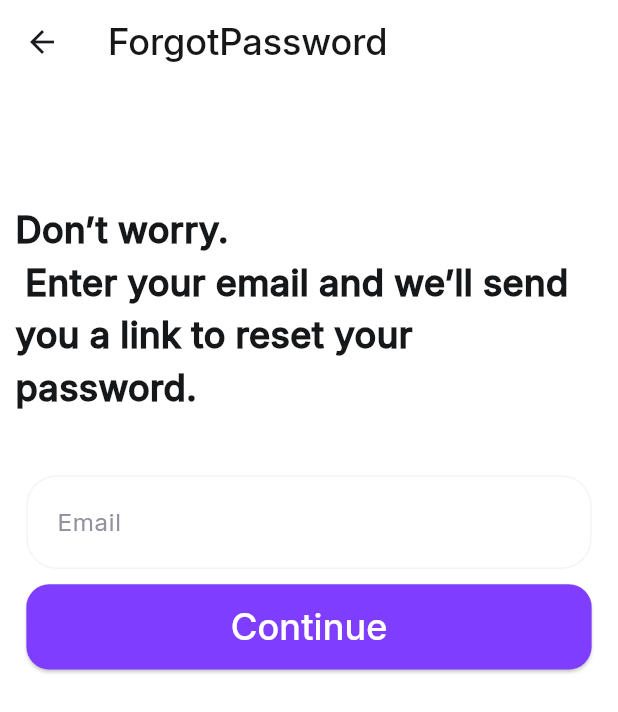
After one commit to mouloud240/Expense-Tracker-App, a Flutter app: the ForgotPassword screen opened by its route, on a phone screen of 412 x 824 dp. The commit adds this screen. Shown: the top 712 px of the screen. Run offline on Flutter 3.47's test engine with Material 3 defaults, Android fonts, the phone set to English and light mode, and no system bars; our stand-ins replace bloc, dartz, dio, equatable, flutter_bloc, flutter_screenutil and 5 more; missing offline and left inert: data_connection_checker_tv; accounts and stored records are empty.

Commit message:
Finished The Forgot Password Pages

```diff
--- a/app/lib/core/Services/dio_service.dart
+++ b/app/lib/core/Services/dio_service.dart
@@ -19,11 +19,9 @@ class DioService {
     final  dataSource=LocaledatasourceSECURE(const FlutterSecureStorage());
 
       late String token;
-      print("Im here before");
      final accesToken=await dataSource.getAccessToken();
      token =accesToken.fold((fail){
         return token;}, (token)=>token);
-      print(accesToken);
       if (token==""){
       return ;
     }
@@ -41,10 +39,12 @@ class DioService {
     try {
 
       Map<String,dynamic> decoded=JwtDecoder.decode(refreshToken.getOrElse(()=>""));
-      if (true){
+      bool refreshNotExpired=true;
+      if (refreshNotExpired){
         return handler.next(error);
       }
         } catch (e) {
+        //TODO MAKE A LOGOUT FUNCTION
            print("Logout");
         }
     }
--- /dev/null
+++ b/app/lib/core/Services/sharedPrefsService.dart
@@ -0,0 +1,16 @@
+import 'package:shared_preferences/shared_preferences.dart';
+
+class Sharedprefsservice {
+    static final Sharedprefsservice _instance = Sharedprefsservice._internal();
+  late SharedPreferences prefs;
+
+  factory Sharedprefsservice() {
+    return _instance;
+  }
+
+  Sharedprefsservice._internal();
+
+  Future<void> init() async {
+    prefs = await SharedPreferences.getInstance();
+  }
+}
--- a/app/lib/features/auth/data/repository/userAuth_repository_impl.dart
+++ b/app/lib/features/auth/data/repository/userAuth_repository_impl.dart
@@ -50,6 +50,13 @@ class UserauthRepositoryImpl implements UserauthRepository{
   return await remotedatasource.forgotPassword(Email, newPassword);
   }
   @override
+  Future<Either<Failure, String>> sendEmai(String email) async{
+    if (await NetworkInfo.isConnected==false){
+      return left(Failure("No internet connection"));
+    }
+    return await remotedatasource.sendResetEmail(email);
+  }
+  @override
   Future<Either<Failure, void>> logout() {
     localedatasourceSECURE.ClearTokens();
    return remotedatasource.logout();
@@ -78,4 +85,9 @@ class UserauthRepositoryImpl implements UserauthRepository{
   Future<bool>hasSeenWelcomePage()async{
   return  await localedatasource.hasSeenWelcomePage();
   }
+
+  @override
+  Future<Either<Failure, String>> sendPassResetEmail(String email)async {
+    return await remotedatasource.sendResetEmail(email);
+  }
 }
--- a/app/lib/features/auth/domain/repositories/userAuth_repository.dart
+++ b/app/lib/features/auth/domain/repositories/userAuth_repository.dart
@@ -12,4 +12,5 @@ abstract class UserauthRepository {
   Future<Either<Failure,User>>setPin(String pin);
   Future <Either<Failure,void>>forgotPassword(String Email,String newPassword);
   Future <Either<Failure,void>>logout();
+  Future <Either<Failure,String>>sendPassResetEmail(String email);
 }
--- /dev/null
+++ b/app/lib/features/auth/domain/usecases/sendPassResetEmailUseCase.dart
@@ -0,0 +1,14 @@
+import 'package:app/core/errors/failure.dart';
+import 'package:app/features/auth/domain/repositories/userAuth_repository.dart';
+import 'package:dartz/dartz.dart';
+
+class Sendpassresetemailusecase {
+  final UserauthRepository _authRepository;
+
+  Sendpassresetemailusecase(this._authRepository);
+
+  Future<Either<Failure,String>> call(String email) async {
+    return _authRepository.sendPassResetEmail(email);
+
+  }
+}
--- /dev/null
+++ b/app/lib/features/auth/presentation/screens/authpages/forgot_password.dart
@@ -0,0 +1,96 @@
+
+import 'package:app/config/colors.dart';
+import 'package:app/core/Services/sharedPrefsService.dart';
+import 'package:app/features/auth/data/repository/userAuth_repository_impl.dart';
+import 'package:app/features/auth/data/source/local/localDataSource.dart';
+import 'package:app/features/auth/data/source/remote/remoteDataSource.dart';
+import 'package:app/features/auth/domain/usecases/sendPassResetEmailUseCase.dart';
+import 'package:app/features/auth/presentation/screens/authpages/reset_password.dart';
+import 'package:app/features/auth/presentation/widgets/text_field.dart';
+import 'package:flutter/material.dart';
+import 'package:flutter_screenutil/flutter_screenutil.dart';
+import 'package:flutter_secure_storage/flutter_secure_storage.dart';
+
+class ForgotPassword extends StatefulWidget {
+  const ForgotPassword({super.key});
+
+  @override
+  State<ForgotPassword> createState() => _ForgotPasswordState();
+}
+
+class _ForgotPasswordState extends State<ForgotPassword> {
+  @override
+  Widget build(BuildContext context) {
+    final TextEditingController emailController = TextEditingController();
+    String otp="";
+    final RegExp mailRegex = RegExp(
+            r"^[a-zA-Z0-9.a-zA-Z0-9.!#$%&'*+-/=?^_`{|}~]+@[a-zA-Z0-9]+\.[a-zA-Z]+"
+    );
+    final _formkey = GlobalKey<FormState>();
+    const text="Don’t worry. \n Enter your email and we’ll send you a link to reset your password.";
+    return Scaffold(
+      appBar: AppBar(
+        backgroundColor: Colors.white,
+        elevation: 0,
+        title: Text("ForgotPassword" ,style: TextStyle(fontWeight: FontWeight.w600,fontSize: 24.sp,color: Appcolors.dark75),),
+      ),
+      body:Column(
+        crossAxisAlignment: CrossAxisAlignment.start,
+        children: [
+         SizedBox
+        (
+            height: 69.h,
+          ),
+          Padding(
+            padding: EdgeInsets.all(10.sp),
+            child: Text(text,style: TextStyle(fontSize: 24.sp,color: Appcolors.dark75,fontWeight: FontWeight.w700),),
+          ),
+          SizedBox(height: 20.h,),
+          Form(
+          key: _formkey,
+            child:Field(controller: emailController, regexp: mailRegex, hintText: "Email", validator:(value){
+              if (value!.isEmpty){
+                return "Please enter your email";
+              }
+              if (!mailRegex.hasMatch(value)){
+                return "Please enter a valid email";
+              }
+
+              return null;
+            },
+ )            ),
+          Align(
+            alignment: Alignment.center,
+            child: ElevatedButton(
+              onPressed: ()async{
+                if (_formkey.currentState!.validate()){
+                 final response=await Sendpassresetemailusecase(
+                 UserauthRepositoryImpl(remotedatasource: Remotedatasource(), localedatasourceSECURE:LocaledatasourceSECURE(FlutterSecureStorage()), localedatasource:Localdatasource(Sharedprefsservice().prefs))
+                 ).call(emailController.text);
+
+  response.fold((l){
+ return ScaffoldMessenger.of(context).showSnackBar(SnackBar(content: Text(l.message)));
+  }, (r){
+  Navigator.of(context).push(MaterialPageRoute(builder: (context)=>ResetPassword(otp: r, email: emailController.text)))
+
+  ;});
+                }
+
+              },
+              style: ButtonStyle(
+                backgroundColor: WidgetStateProperty.all(Appcolors.violet100),
+                minimumSize: WidgetStateProperty.all(Size(343.w, 56.h)),
+                shape: WidgetStateProperty.all(RoundedRectangleBorder(borderRadius: BorderRadius.circular(15.r)))
+              ),
+              child: Text("Continue",style: TextStyle(fontSize: 24.sp,color: Colors.white),),
+
+
+            ),
+          ),
+
+        ],
+      ) ,
+
+    );
+  }
+}
--- a/app/lib/features/auth/presentation/widgets/text_field.dart
+++ b/app/lib/features/auth/presentation/widgets/text_field.dart
@@ -6,7 +6,7 @@ class Field extends StatelessWidget {
   const Field({
     super.key,
     required this.controller,
-    required this.regexp,
+     this.regexp,
     this.isPasswordVisible=false, required this.hintText, required this.validator,
    this.suffixIcon, this.SuffixAction
   });
@@ -15,7 +15,7 @@ class Field extends StatelessWidget {
  final String  hintText;
  final String? Function(String?) validator;
   final TextEditingController controller;
-  final RegExp regexp;
+  final RegExp? regexp;
 
    final bool isPasswordVisible ;
   @override
--- a/app/lib/main.dart
+++ b/app/lib/main.dart
@@ -1,3 +1,4 @@
+import 'package:app/core/Services/sharedPrefsService.dart';
 import 'package:app/features/auth/data/repository/userAuth_repository_impl.dart';
 import 'package:app/features/auth/data/source/local/localDataSource.dart';
 import 'package:app/features/auth/data/source/remote/remoteDataSource.dart';
@@ -5,6 +6,7 @@ import 'package:app/features/auth/domain/usecases/loginUseCase.dart';
 import 'package:app/features/auth/domain/usecases/logoutUseCase.dart';
 import 'package:app/features/auth/domain/usecases/setPinUseCase.dart';
 import 'package:app/features/auth/domain/usecases/signInUseCase.dart';
+import 'package:app/features/auth/presentation/screens/authpages/forgot_password.dart';
 import 'package:app/features/auth/presentation/screens/authpages/login.dart';
 import 'package:app/features/auth/presentation/screens/authpages/pinSetterPage.dart';
 import 'package:app/features/auth/presentation/screens/authpages/signUp.dart';
@@ -19,7 +21,8 @@ import 'package:flutter_secure_storage/flutter_secure_storage.dart';
 import 'package:shared_preferences/shared_preferences.dart';
 void main()async{
   WidgetsFlutterBinding.ensureInitialized();
-  final sharedpref=await SharedPreferences.getInstance();
+  await Sharedprefsservice().init();
+  final sharedpref=Sharedprefsservice().prefs;
   runApp(BlocProvider(
     create: (context)=>UserBloc(
       Localdatasource(sharedpref),
@@ -73,6 +76,7 @@ class _MyAppState extends State<MyApp> {
            "/signup":(context)=>const Signup(),
            "/home":(context)=>const Homepage(),
           "/pinSet":(context)=>const Pinsetterpage(),
+          "/forgotPassword":(context)=>const ForgotPassword(),
         },
         debugShowCheckedModeBanner: false,
           theme: ThemeData(
```
Also changed, not shown: app/lib/features/auth/data/source/remote/remoteDataSource.dart (+7 -10 lines), app/lib/features/auth/presentation/screens/authpages/login.dart (+8 -4 lines), app/lib/features/auth/presentation/screens/authpages/reset_password.dart (added, +146 -0 lines), 1 other file.
